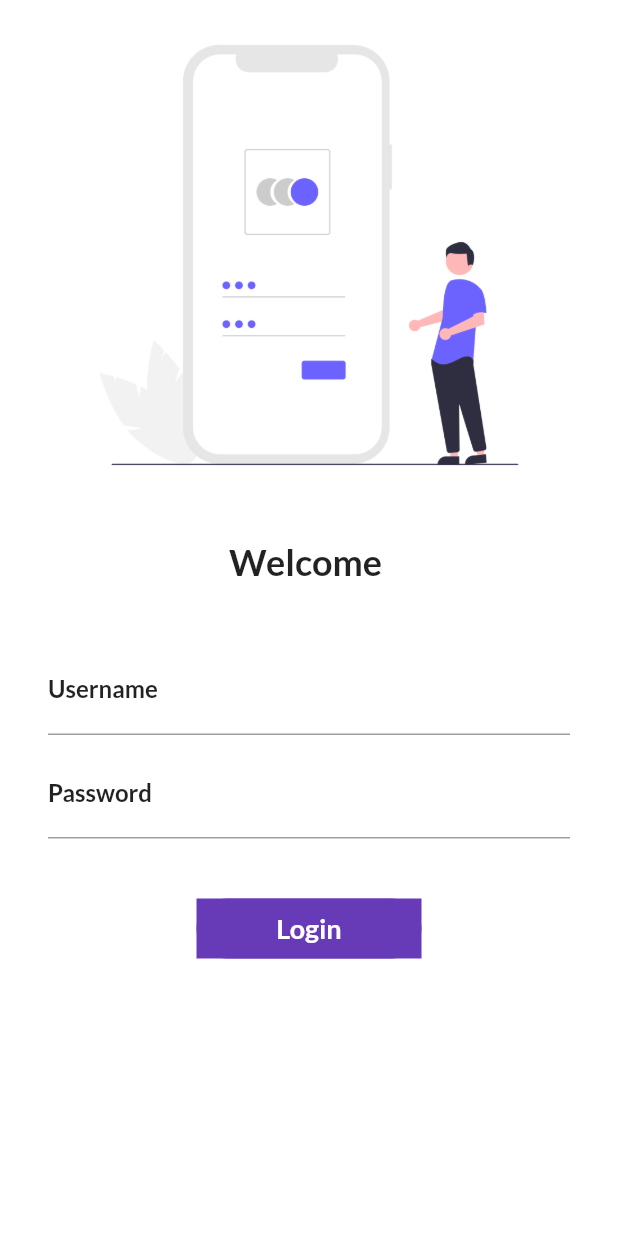
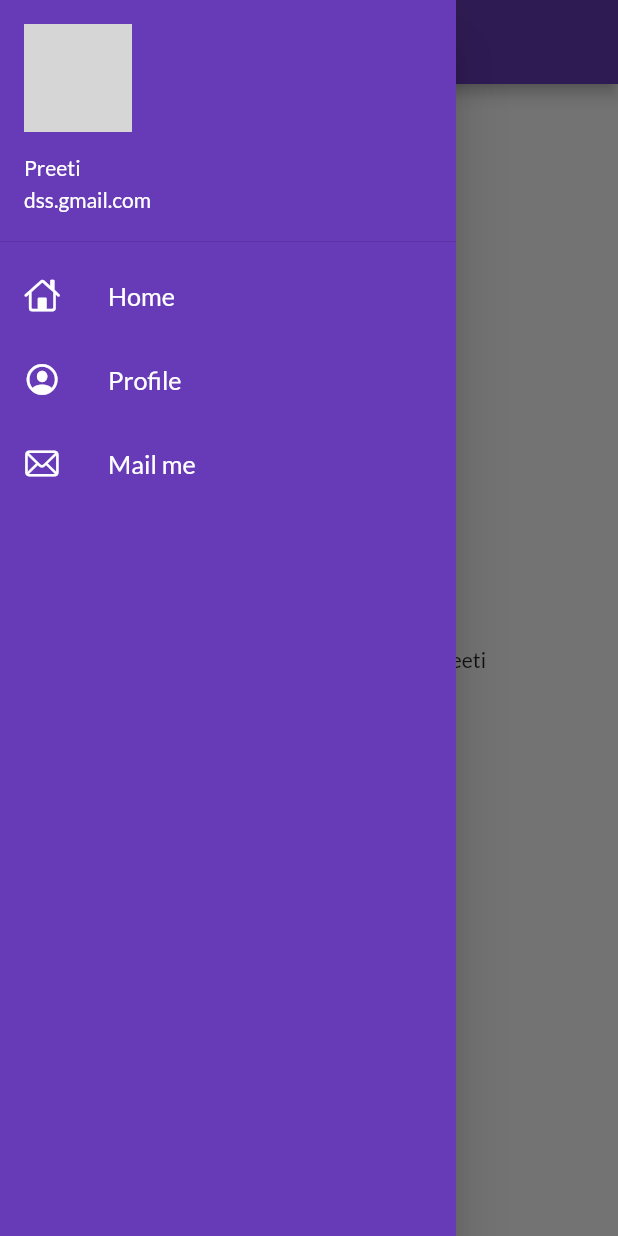
Before and after one commit to Preeti7766/flutter_tutorial, a Flutter app: the screen it shows after launch, with the side drawer open (before the commit the screen has no drawer), on a phone screen of 412 x 824 dp. Run offline on Flutter 3.47's test engine with Material 2 defaults, Android fonts, the phone set to English and light mode, and no system bars; our stand-ins replace google_fonts; network calls fail; grey boxes are pictures that could not be loaded.

Commit message:
day9 complete

```diff
--- a/lib/main.dart
+++ b/lib/main.dart
@@ -1,5 +1,5 @@
 import 'package:first_app/pages/login_page.dart';
-import 'package:first_app/uits/routes.dart';
+import 'package:first_app/utils/routes.dart';
 import 'package:flutter/material.dart';
 import 'package:google_fonts/google_fonts.dart';
 import 'pages/home_page.dart';
@@ -21,7 +21,8 @@ class MyApp extends StatelessWidget {
           darkTheme: ThemeData(
             brightness: Brightness.dark,
           ),
-          initialRoute: "/",
+          debugShowCheckedModeBanner: false,
+          initialRoute: MyRoutes.homeRoute,
           routes: {
             "/": (context) => LoginPage(),
             MyRoutes.homeRoute: (context) => HomePage(),
--- a/lib/pages/home_page.dart
+++ b/lib/pages/home_page.dart
@@ -1,3 +1,4 @@
+import 'package:first_app/widgets/drawer.dart';
 import 'package:flutter/material.dart';
 
 class HomePage extends StatelessWidget {
@@ -14,7 +15,7 @@ class HomePage extends StatelessWidget {
           child: Text("My First Android Application $days $name"),
         ),
       ),
-      // drawer: Drawer(),
+      drawer: MyDrawer(),
     );
   }
 }
--- a/lib/pages/login_page.dart
+++ b/lib/pages/login_page.dart
@@ -1,4 +1,4 @@
-import 'package:first_app/uits/routes.dart';
+import 'package:first_app/utils/routes.dart';
 import 'package:flutter/material.dart';
 
 class LoginPage extends StatefulWidget {
--- /dev/null
+++ b/lib/widgets/drawer.dart
@@ -0,0 +1,72 @@
+import 'package:flutter/cupertino.dart';
+import 'package:flutter/material.dart';
+
+class MyDrawer extends StatelessWidget {
+  @override
+  Widget build(BuildContext context) {
+    final imageUrl =
+        "https://th.bing.com/th/id/R17cbd9869e275f48296cf5752651a0b8?rik=4qZH3rVuoVVcZg&riu=http%3a%2f%2fww1.prweb.com%2fprfiles%2f2013%2f10%2f08%2f11208074%2fDSS_Logo.jpg&ehk=ZCh6Qd%2fsqzXbMfvP8bElYZFkhKhq%2bC4Tq5uf2MUV9WM%3d&risl=&pid=ImgRaw";
+
+    return Drawer(
+      child: Container(
+        color: Colors.deepPurple,
+        child: ListView(
+          padding: EdgeInsets.zero,
+          children: [
+            DrawerHeader(
+              padding: EdgeInsets.zero,
+              child: UserAccountsDrawerHeader(
+                  margin: EdgeInsets.zero,
+                  accountName: Text("Preeti"),
+                  accountEmail: Text("dss.gmail.com"),
+                  currentAccountPicture: CircleAvatar(
+                    backgroundImage: NetworkImage(imageUrl),
+                  )),
+            ),
+            ListTile(
+              leading: Icon(
+                CupertinoIcons.home,
+                color: Colors.white,
+              ),
+              title: Text(
+                "Home",
+                textScaleFactor: 1.2,
+                style: TextStyle(
+                  color: Colors.white,
+                ),
+              ),
+            ),
+            ListTile(
+              leading: Icon(
+                CupertinoIcons.profile_circled,
+                color: Colors.white,
+              ),
+              title: Text(
+                "Profile",
+                textScaleFactor: 1.2,
+                style: TextStyle(
+                  color: Colors.white,
+                ),
+              ),
+            ),
+            ListTile(
+              leading: Icon(
+                CupertinoIcons.mail,
+                color: Colors.white,
+              ),
+              title: Text(
+                "Mail me",
+                textScaleFactor: 1.2,
+                style: TextStyle(
+                  color: Colors.white,
+                ),
+              ),
+            )
+          ],
+        ),
+      ),
+    );
+  }
+}
+
+class QupertinoIcons {}
```
Also changed, not shown: lib/utils/routes.dart (renamed from lib/uits/routes.dart).
